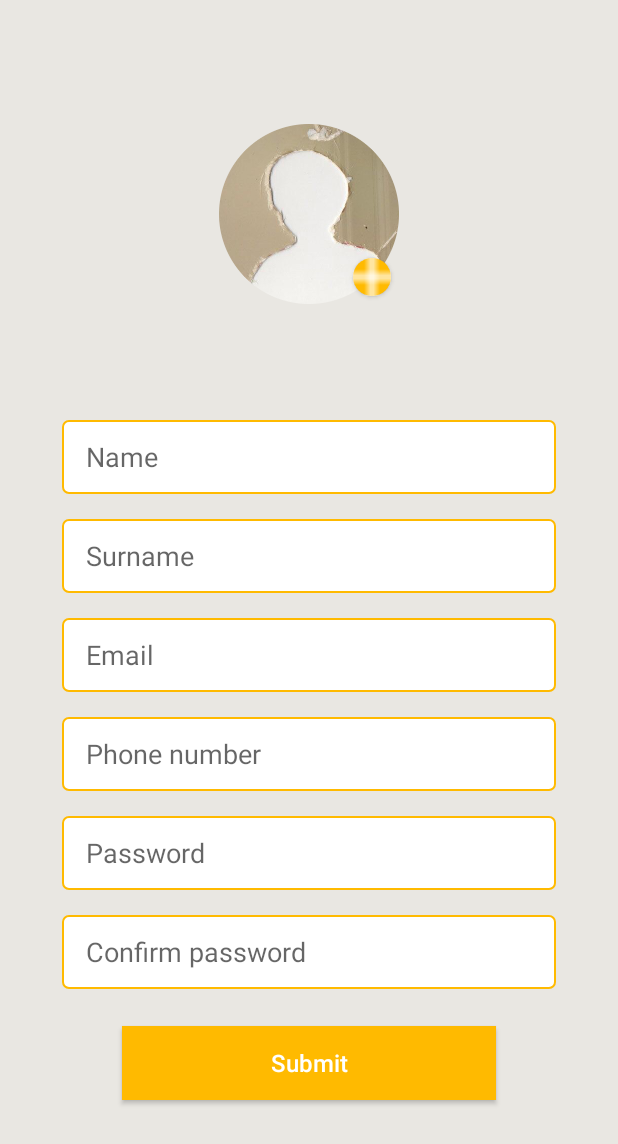
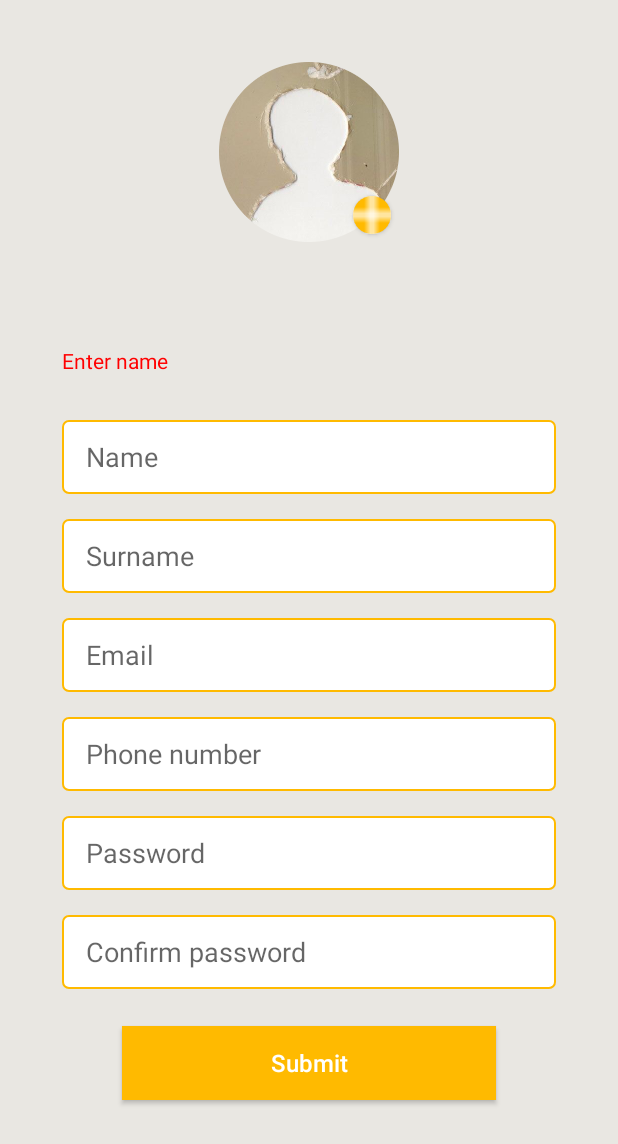
Before and after one commit to AlekseyFeofilov/IRent, an Android app: the fragment SignUpFragment shown on its own in the app's theme, after a tap on "Submit", on a phone screen of 412 x 824 dp. Shown: the top 1144 px of the screen. Run offline under Robolectric (Android 15) with nearby library versions, the phone set to English and light mode, and no system bars; pictures from the network do not load; 2 statements that could not run were skipped.

```diff
--- a/app/build.gradle
+++ b/app/build.gradle
@@ -39,7 +39,7 @@ android {
 
 dependencies {
     implementation 'com.squareup.retrofit2:converter-scalars:2.5.0'
-    implementation 'com.squareup.okhttp3:logging-interceptor:4.2.1'
+    implementation 'com.squareup.okhttp3:logging-interceptor:4.9.3'
     implementation 'com.cloudinary:cloudinary-android:2.2.0'
     implementation("com.google.android.gms:play-services-safetynet:18.0.1")
     implementation 'androidx.core:core-ktx:1.8.0'
@@ -49,7 +49,7 @@ dependencies {
     implementation 'com.squareup.retrofit2:retrofit:2.9.0'
     implementation 'com.squareup.retrofit2:converter-gson:2.9.0'
     testImplementation 'junit:junit:4.13.2'
-    androidTestImplementation 'androidx.test.ext:junit:1.1.3'
+    androidTestImplementation 'androidx.test.ext:junit:4.13.2'
     androidTestImplementation 'androidx.test.espresso:espresso-core:3.4.0'
     implementation "androidx.navigation:navigation-fragment-ktx:2.5.0"
     implementation "androidx.navigation:navigation-ui-ktx:2.5.0"
--- a/app/src/main/java/com/example/shift/companion/IrentApp.kt
+++ b/app/src/main/java/com/example/shift/companion/IrentApp.kt
@@ -18,8 +18,8 @@ class IrentApp : Application() {
         const val confirmEmail = true
         const val signUp = true
         const val logIn = true
-        const val captchaToggle = false
-        const val validationToggle = false
+        const val captchaToggle = true
+        const val validationToggle = true
 
         private val interceptor: HttpLoggingInterceptor =
             HttpLoggingInterceptor().setLevel(HttpLoggingInterceptor.Level.BODY)
--- a/app/src/main/res/layout/fragment_sign_up.xml
+++ b/app/src/main/res/layout/fragment_sign_up.xml
@@ -142,7 +142,7 @@
         android:layout_width="wrap_content"
         android:layout_height="wrap_content"
         android:orientation="horizontal"
-        app:layout_constraintGuide_percent="0.1" />
+        app:layout_constraintGuide_percent="0.05" />
 
     <androidx.constraintlayout.widget.Guideline
         android:id="@+id/warningGuideline"
--- a/app/src/main/res/values/strings.xml
+++ b/app/src/main/res/values/strings.xml
@@ -48,4 +48,6 @@
     <string name="password_length_must_be_more_then_5_symbols">Password length must be more then 5 symbols</string>
     <string name="password_can_contains_only_latin_symbols_digital_and_symbols">Password can contains only latin symbols, digital and symbols _, !, @, %, &amp;</string>
     <string name="You_re_not_authorized">You\'re not authorized</string>
+    <string name="password_length_must_be_in_8_to_32_symbols">Password length must be in 8 to 32 symbols</string>
+    <string name="password_must_contains_one_caps_capital_spelled_and_digit_at_least">Password must contains one caps capital, spelled and digit at least</string>
 </resources>
```
Also changed, not shown: app/src/main/java/com/example/shift/authorization/SignUpFragment.kt (+4 -3 lines).
